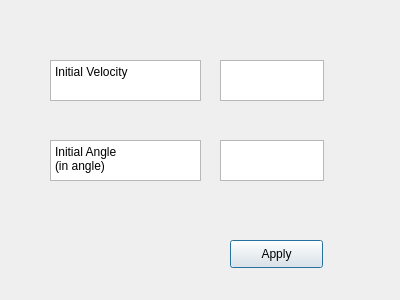
This is startdialog.ui in haonanq666/schrodingerhack2020 as Qt 5 draws it before an edit. The edited form follows.
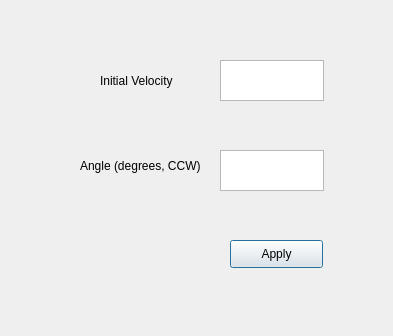
This is the edited form.

Commit message: 优化startdialog

Diff of the .ui file:
```diff
--- a/startdialog.ui
+++ b/startdialog.ui
@@ -6,48 +6,13 @@
    <rect>
     <x>0</x>
     <y>0</y>
-    <width>400</width>
-    <height>300</height>
+    <width>393</width>
+    <height>336</height>
    </rect>
   </property>
   <property name="windowTitle">
    <string>Dialog</string>
   </property>
-  <widget class="QTextBrowser" name="InitialV">
-   <property name="geometry">
-    <rect>
-     <x>50</x>
-     <y>60</y>
-     <width>151</width>
-     <height>41</height>
-    </rect>
-   </property>
-   <property name="html">
-    <string>&lt;!DOCTYPE HTML PUBLIC &quot;-//W3C//DTD HTML 4.0//EN&quot; &quot;http://www.w3.org/TR/REC-html40/strict.dtd&quot;&gt;
-&lt;html&gt;&lt;head&gt;&lt;meta name=&quot;qrichtext&quot; content=&quot;1&quot; /&gt;&lt;style type=&quot;text/css&quot;&gt;
-p, li { white-space: pre-wrap; }
-&lt;/style&gt;&lt;/head&gt;&lt;body style=&quot; font-family:'SimSun'; font-size:9pt; font-weight:400; font-style:normal;&quot;&gt;
-&lt;p style=&quot; margin-top:0px; margin-bottom:0px; margin-left:0px; margin-right:0px; -qt-block-indent:0; text-indent:0px;&quot;&gt;Initial Velocity&lt;/p&gt;&lt;/body&gt;&lt;/html&gt;</string>
-   </property>
-  </widget>
-  <widget class="QTextBrowser" name="InitialA">
-   <property name="geometry">
-    <rect>
-     <x>50</x>
-     <y>140</y>
-     <width>151</width>
-     <height>41</height>
-    </rect>
-   </property>
-   <property name="html">
-    <string>&lt;!DOCTYPE HTML PUBLIC &quot;-//W3C//DTD HTML 4.0//EN&quot; &quot;http://www.w3.org/TR/REC-html40/strict.dtd&quot;&gt;
-&lt;html&gt;&lt;head&gt;&lt;meta name=&quot;qrichtext&quot; content=&quot;1&quot; /&gt;&lt;style type=&quot;text/css&quot;&gt;
-p, li { white-space: pre-wrap; }
-&lt;/style&gt;&lt;/head&gt;&lt;body style=&quot; font-family:'SimSun'; font-size:9pt; font-weight:400; font-style:normal;&quot;&gt;
-&lt;p style=&quot; margin-top:0px; margin-bottom:0px; margin-left:0px; margin-right:0px; -qt-block-indent:0; text-indent:0px;&quot;&gt;Initial Angle&lt;/p&gt;
-&lt;p style=&quot; margin-top:0px; margin-bottom:0px; margin-left:0px; margin-right:0px; -qt-block-indent:0; text-indent:0px;&quot;&gt;(in angle)&lt;/p&gt;&lt;/body&gt;&lt;/html&gt;</string>
-   </property>
-  </widget>
   <widget class="QTextEdit" name="inputV">
    <property name="geometry">
     <rect>
@@ -62,7 +27,7 @@
    <property name="geometry">
     <rect>
      <x>220</x>
-     <y>140</y>
+     <y>150</y>
      <width>104</width>
      <height>41</height>
     </rect>
@@ -81,6 +46,48 @@
     <string>Apply</string>
    </property>
   </widget>
+  <widget class="QLabel" name="label">
+   <property name="geometry">
+    <rect>
+     <x>100</x>
+     <y>60</y>
+     <width>121</width>
+     <height>41</height>
+    </rect>
+   </property>
+   <property name="text">
+    <string>Initial Velocity</string>
+   </property>
+  </widget>
+  <widget class="QLabel" name="label_2">
+   <property name="geometry">
+    <rect>
+     <x>80</x>
+     <y>150</y>
+     <width>151</width>
+     <height>31</height>
+    </rect>
+   </property>
+   <property name="text">
+    <string>Angle (degrees, CCW)</string>
+   </property>
+  </widget>
+  <widget class="QLabel" name="msg">
+   <property name="geometry">
+    <rect>
+     <x>40</x>
+     <y>230</y>
+     <width>161</width>
+     <height>41</height>
+    </rect>
+   </property>
+   <property name="text">
+    <string/>
+   </property>
+   <property name="alignment">
+    <set>Qt::AlignCenter</set>
+   </property>
+  </widget>
  </widget>
  <resources/>
  <connections/>
```
The commit also changes 4 other files.
